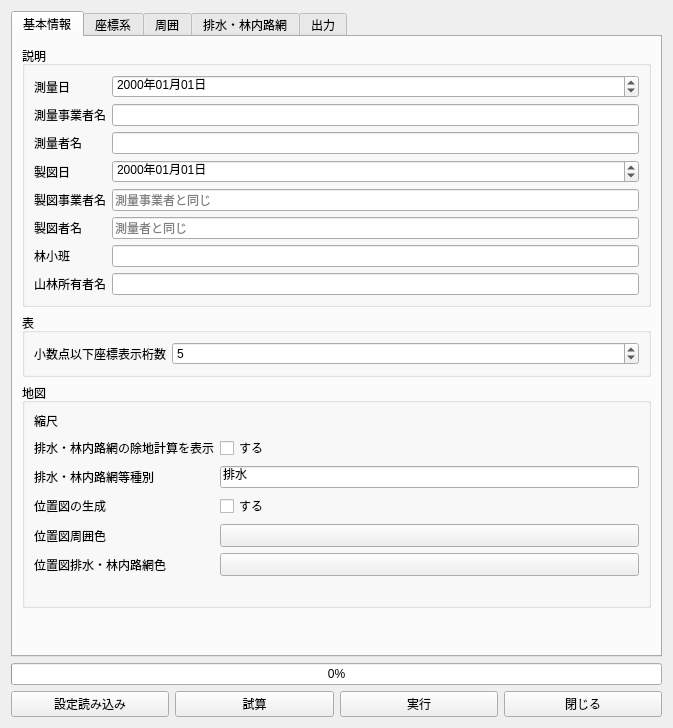
CleanDiesel/RingyoZumenMaker, file main_dialog.ui: the form before one commit.
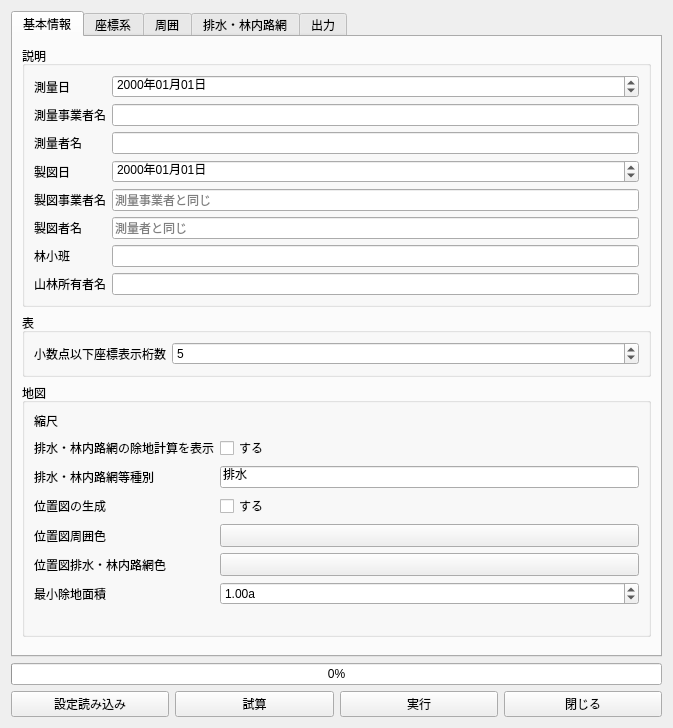
The form after the commit. The open tabs and pages were chosen to show the change. Custom widgets are drawn as their Qt base class.

Patch:
```diff
--- a/main_dialog.ui
+++ b/main_dialog.ui
@@ -279,6 +279,13 @@
             </property>
            </widget>
           </item>
+          <item row="11" column="0">
+           <widget class="QLabel" name="label_10">
+            <property name="text">
+             <string>最小除地面積</string>
+            </property>
+           </widget>
+          </item>
           <item row="12" column="0">
            <widget class="QLabel" name="qgisLabel">
             <property name="text">
@@ -286,6 +293,19 @@
             </property>
            </widget>
           </item>
+          <item row="11" column="1">
+           <widget class="QDoubleSpinBox" name="minEx">
+            <property name="suffix">
+             <string>a</string>
+            </property>
+            <property name="maximum">
+             <double>100000.000000000000000</double>
+            </property>
+            <property name="value">
+             <double>1.000000000000000</double>
+            </property>
+           </widget>
+          </item>
          </layout>
         </widget>
        </item>
```
Left out of the diff: 2 changed lines with no effect on the pictures.
